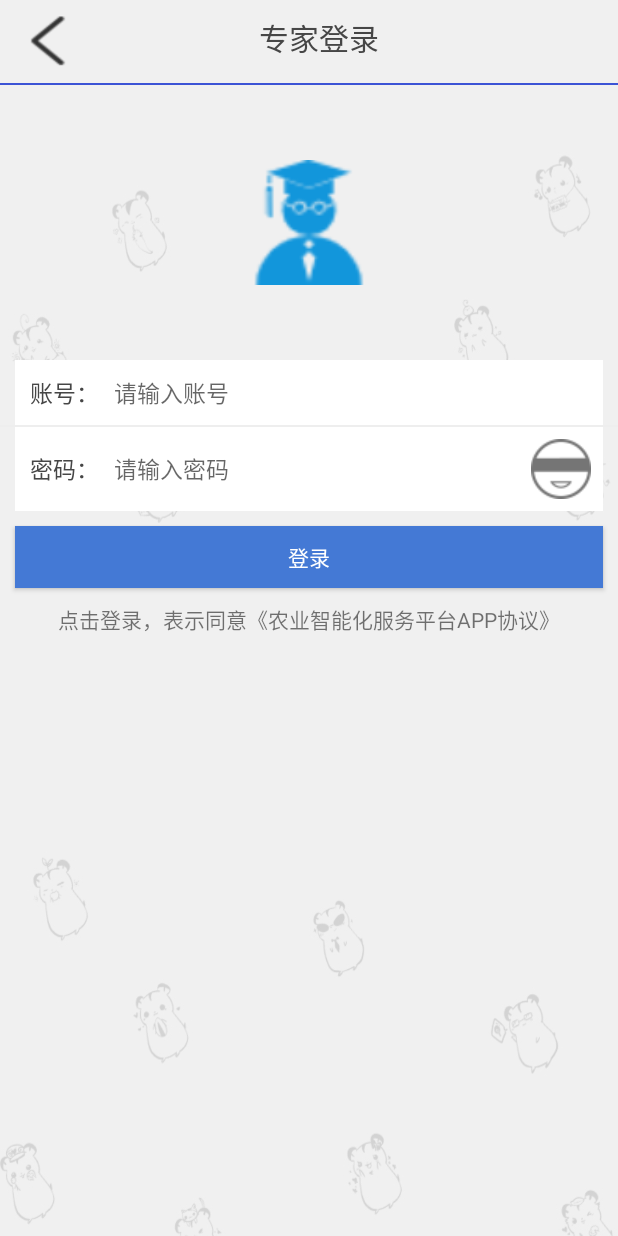
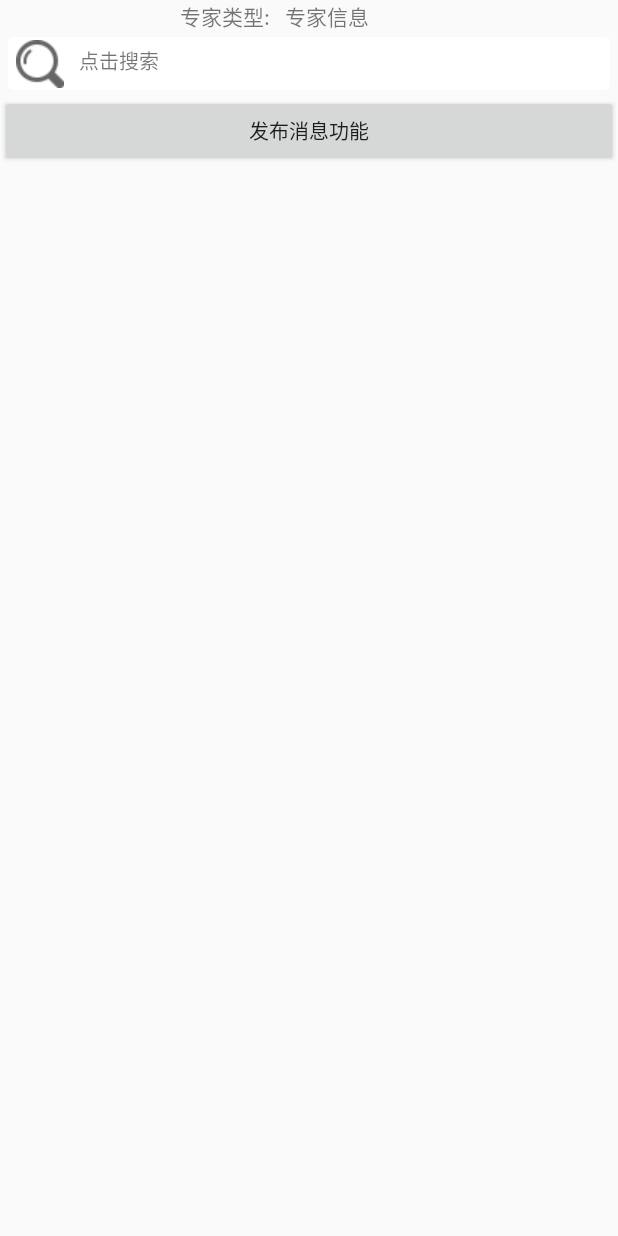
Before and after one commit to jideqiang1231/AfriculturePlatformsource, an Android app: the SpecialistActivity screen opened directly, with no data from a screen before it, on a phone screen of 412 x 824 dp. Run offline under Robolectric (Android 15) with nearby library versions, the phone set to English and light mode, and no system bars.

Commit message:
app second commit

```diff
--- a/app/src/main/AndroidManifest.xml
+++ b/app/src/main/AndroidManifest.xml
@@ -12,7 +12,8 @@
         android:roundIcon="@mipmap/ic_launcher_round"
         android:supportsRtl="true"
         android:theme="@style/AppTheme">
-        <activity android:name=".app.bean.SpecialistloginActivity"></activity>
+        <activity android:name=".specialist.activity.SpecialistActivity"></activity>
+        <activity android:name=".specialist.activity.SpecialistloginActivity" />
         <activity android:name=".home.activity.PushActivity" />
         <activity
             android:name=".home.activity.RegisterActivity"
--- a/app/src/main/java/com/bigdata/agricultureplatform/app/LoginActivity.java
+++ b/app/src/main/java/com/bigdata/agricultureplatform/app/LoginActivity.java
@@ -15,7 +15,7 @@ import android.widget.Toast;
 import com.alibaba.fastjson.JSON;
 import com.bigdata.agricultureplatform.R;
 import com.bigdata.agricultureplatform.app.bean.LoginBean;
-import com.bigdata.agricultureplatform.app.bean.SpecialistloginActivity;
+import com.bigdata.agricultureplatform.specialist.activity.SpecialistloginActivity;
 import com.bigdata.agricultureplatform.home.activity.RegisterActivity;
 import com.bigdata.agricultureplatform.util.Constants;
 import com.zhy.http.okhttp.OkHttpUtils;
--- a/app/src/main/java/com/bigdata/agricultureplatform/app/bean/SpecialistloginActivity.java
+++ b/app/src/main/java/com/bigdata/agricultureplatform/specialist/activity/SpecialistActivity.java
@@ -1,4 +1,4 @@
-package com.bigdata.agricultureplatform.app.bean;
+package com.bigdata.agricultureplatform.specialist.activity;
 
 import androidx.appcompat.app.AppCompatActivity;
 
@@ -7,11 +7,12 @@ import android.os.Bundle;
 
 import com.bigdata.agricultureplatform.R;
 
-public class SpecialistloginActivity extends Activity {
+public class SpecialistActivity extends Activity {
 
     @Override
     protected void onCreate(Bundle savedInstanceState) {
         super.onCreate(savedInstanceState);
-        setContentView(R.layout.activity_specialistlogin);
+        setContentView(R.layout.activity_specialist);
+
     }
 }
--- a/app/src/main/java/com/bigdata/agricultureplatform/util/Constants.java
+++ b/app/src/main/java/com/bigdata/agricultureplatform/util/Constants.java
@@ -4,10 +4,14 @@ package com.bigdata.agricultureplatform.util;
  * @description：用来配置我们各个页面的联网地址
  **/
 public class Constants {
+    //用户接口
     public static  String BASE_URL ="http://192.168.1.7:8080/users";
+    //    专家接口
+    public static  String SPECIALISTBASE_URL="http://192.168.1.7:8080/specialists";
     public static  String LOGIN1_URL =BASE_URL+"/login1";
     public static  String REGISTER_URL =BASE_URL+"/register";
-
+    //专家登录接口
+    public static  String SPECIALISTLOGIN_URL=SPECIALISTBASE_URL+"/login";
     //测试的直接路径
     //public static  String LOGIN_URL=BASE_URL+"/login1?userName=admin&userPass=123456";
     //后端图片的直接路径：
--- a/app/src/main/res/layout/activity_login.xml
+++ b/app/src/main/res/layout/activity_login.xml
@@ -150,7 +150,7 @@
                 android:layout_alignParentRight="true"
                 android:clickable="true"
                 android:text="@string/forgetpass"
-                android:textColor="#92DF3B" />
+                android:textColor="#F44336" />
         </RelativeLayout>
         <TextView
             android:id="@+id/tv_specialist_login"
@@ -160,7 +160,7 @@
             android:clickable="true"
             android:layout_gravity="center_horizontal"
             android:text="@string/specialist"
-            android:textColor="#DD4211" />
+            android:textColor="#21449E" />
         <!--<TextView-->
             <!--android:layout_width="match_parent"-->
             <!--android:layout_height="wrap_content"-->
--- /dev/null
+++ b/app/src/main/res/layout/activity_specialist.xml
@@ -0,0 +1,62 @@
+<?xml version="1.0" encoding="utf-8"?>
+<LinearLayout xmlns:android="http://schemas.android.com/apk/res/android"
+    xmlns:app="http://schemas.android.com/apk/res-auto"
+    xmlns:tools="http://schemas.android.com/tools"
+    android:layout_width="match_parent"
+    android:layout_height="match_parent"
+    android:orientation="vertical"
+    tools:context=".specialist.activity.SpecialistActivity">
+    <LinearLayout
+        android:layout_width="match_parent"
+        android:layout_height="wrap_content"
+        android:orientation="horizontal">
+        <TextView
+            android:layout_width="wrap_content"
+            android:layout_height="wrap_content"
+            android:layout_marginLeft="120dp"
+            android:text="专家类型:"/>
+        <TextView
+        android:layout_width="wrap_content"
+        android:layout_height="wrap_content"
+        android:layout_marginLeft="10dp"
+        android:text="专家信息"/>
+    </LinearLayout>
+
+
+
+    <LinearLayout
+        android:layout_width="match_parent"
+        android:layout_height="wrap_content"
+        android:orientation="vertical">
+    <TextView
+        android:id="@+id/tv_search_home"
+        android:layout_width="401dp"
+        android:layout_height="35dp"
+        android:layout_marginLeft="5dp"
+        android:layout_marginTop="3dp"
+        android:layout_marginRight="5dp"
+        android:layout_marginBottom="3dp"
+        android:layout_weight="1"
+        android:background="@drawable/home_search_text"
+        android:drawableLeft="@drawable/home_search_icon"
+        android:drawablePadding="10dp"
+        android:padding="5dp"
+        android:text="点击搜索"
+        android:textSize="13sp" />
+    </LinearLayout>
+
+    <LinearLayout
+        android:layout_width="match_parent"
+        android:layout_height="wrap_content"
+        android:orientation="vertical">
+        <Button
+            android:id="@+id/tv_push"
+            android:layout_width="match_parent"
+            android:layout_height="wrap_content"
+            android:drawablePadding="10dp"
+            android:text="发布消息功能"
+            android:padding="5dp"
+            android:textSize="13sp" />
+    </LinearLayout>
+
+</LinearLayout>
--- a/app/src/main/res/layout/activity_specialistlogin.xml
+++ b/app/src/main/res/layout/activity_specialistlogin.xml
@@ -6,7 +6,7 @@
     android:layout_height="match_parent"
     android:orientation="vertical"
     android:background="@drawable/new_login_background"
-    tools:context=".app.bean.SpecialistloginActivity">
+    tools:context=".specialist.activity.SpecialistloginActivity">
     <LinearLayout
         android:layout_width="match_parent"
         android:layout_height="wrap_content">
@@ -124,7 +124,7 @@
         </LinearLayout>
 
         <Button
-            android:id="@+id/btn_registerlogin"
+            android:id="@+id/btn_specialistlogin"
             android:layout_width="match_parent"
             android:layout_height="41dp"
             android:layout_margin="10dp"
```
Also changed, not shown: app/src/main/java/com/bigdata/agricultureplatform/specialist/activity/SpecialistloginActivity.java (added, +130 -0 lines), app/src/main/java/com/bigdata/agricultureplatform/specialist/bean/SpecialistloginBean.java (added, +107 -0 lines).
